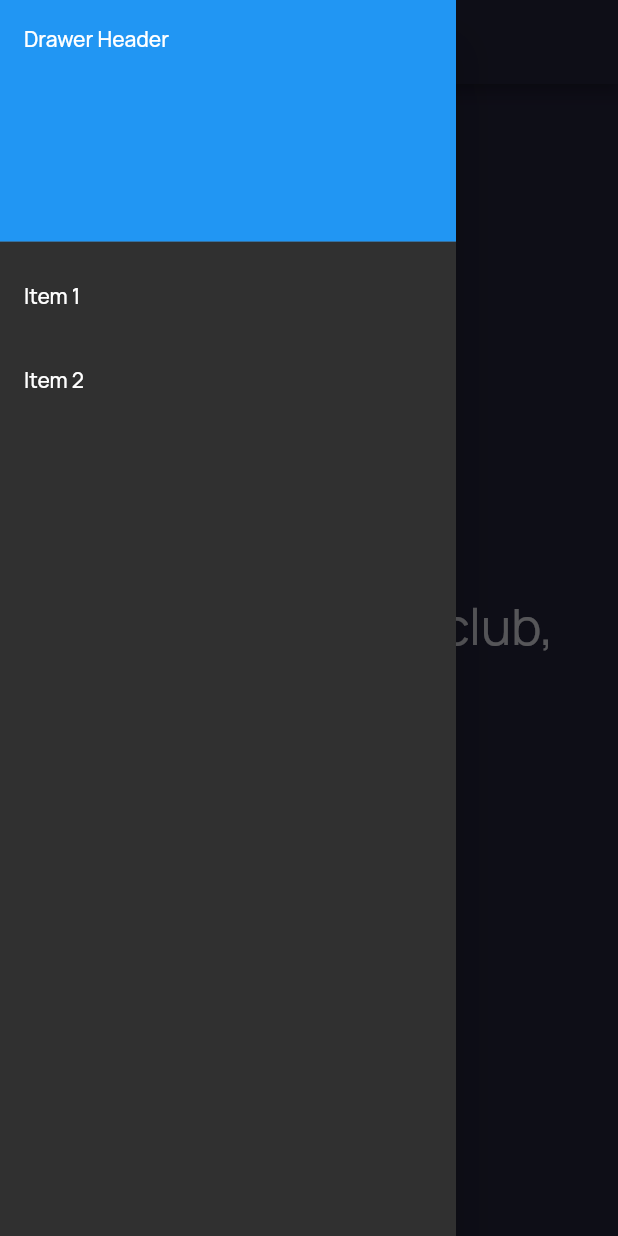
After one commit to harmony-development/croissant, a Flutter app: the Main screen opened by its route, with the side drawer open, on a phone screen of 412 x 824 dp. The commit adds this screen. Run offline on Flutter 3.47's test engine with Material 2 defaults, Android fonts, the phone set to English and light mode, and no system bars; our stand-ins replace google_fonts; missing offline and left inert: harmony_sdk.

Commit message:
Add registration and main

```diff
--- /dev/null
+++ b/lib/routes/main/main.dart
@@ -0,0 +1,68 @@
+import 'package:flutter/material.dart';
+import 'package:harmony_sdk/harmony.dart';
+
+class MainArguments {
+  final Homeserver server;
+
+  MainArguments(this.server);
+}
+
+class Main extends StatefulWidget {
+  Main({Key key}) : super(key: key);
+
+  @override
+  _MainState createState() => _MainState();
+}
+
+class _MainState extends State<Main> {
+  @override
+  Widget build(BuildContext context) {
+    final MainArguments args = ModalRoute.of(context).settings.arguments;
+    return Scaffold(
+      appBar: AppBar(
+        backgroundColor: Theme.of(context).backgroundColor,
+        title: Text(
+            "Main!"
+        ),
+      ),
+      drawer: Drawer(
+        child: ListView(
+          children: <Widget>[
+            DrawerHeader(
+              child: Text('Drawer Header'),
+              decoration: BoxDecoration(
+                color: Colors.blue,
+              ),
+            ),
+            ListTile(
+              title: Text('Item 1'),
+              onTap: () {
+                // Update the state of the app.
+                // ...
+              },
+            ),
+            ListTile(
+              title: Text('Item 2'),
+              onTap: () {
+                // Update the state of the app.
+                // ...
+              },
+            ),
+          ],
+        ),
+      ),
+      body: Center(
+          child: Column(
+            mainAxisAlignment: MainAxisAlignment.center,
+            children: <Widget>[
+              Text(
+                'Welcome to the club, buddy!',
+                style: Theme.of(context).textTheme.headline4,
+                textAlign: TextAlign.center,
+              ),
+            ],
+          )
+      ),
+    );
+  }
+}
--- a/pubspec.yaml
+++ b/pubspec.yaml
@@ -25,6 +25,7 @@ dependencies:
     sdk: flutter
   google_fonts: ^1.1.0
   harmony_sdk: ^0.0.4
+  protobuf: ^1.0.1
 
   # The following adds the Cupertino Icons font to your application.
   # Use with the CupertinoIcons class for iOS style icons.
```
Also changed, not shown: lib/app.dart (renamed from lib/main.dart, +10 -4 lines), lib/routes/auth/auth.dart (added, +67 -0 lines), lib/routes/auth/homeservers.dart (renamed from lib/routes/homeservers.dart, +4 -4 lines), lib/routes/auth/login.dart (added, +87 -0 lines), lib/routes/auth/registration.dart (added, +100 -0 lines), lib/routes/login.dart (deleted, +0 -78 lines), lib/routes/auth/onboarding.dart (renamed from lib/routes/onboarding.dart).
